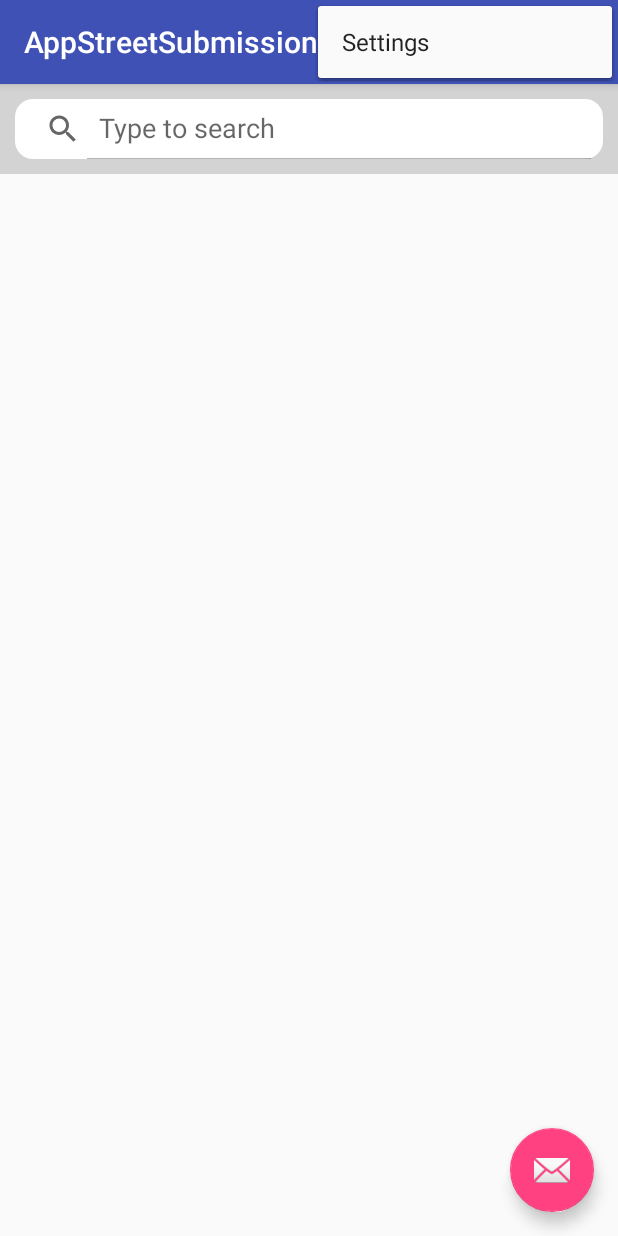
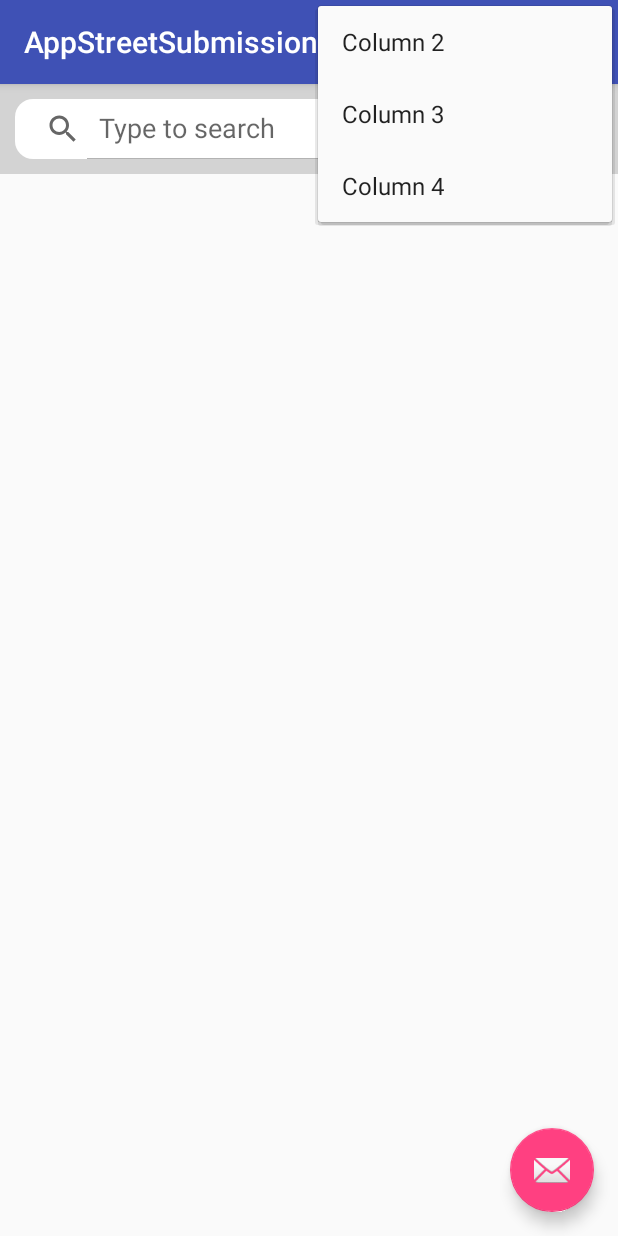
Before and after one commit to PrafullPandey/ImageSearch, an Android app: the screen it shows after launch (MainActivity), with the options menu open, on a phone screen of 412 x 824 dp. Run offline under Robolectric (Android 15) with nearby library versions, the phone set to English and light mode, and no system bars; our stand-ins replace Picasso; pictures from the network do not load.

Commit message:
multiple column option added from option menu

```diff
--- a/app/src/main/java/com/vaio/p2/appstreetsubmission/Adapter/ImageAdapter.java
+++ b/app/src/main/java/com/vaio/p2/appstreetsubmission/Adapter/ImageAdapter.java
@@ -20,10 +20,12 @@ public class ImageAdapter extends RecyclerView.Adapter<ImageAdapter.ImageViewHol
 
     ArrayList<String> urls ;
     Context context ;
+    int column ;
 
-    public ImageAdapter(ArrayList<String> urls, Context context) {
+    public ImageAdapter(ArrayList<String> urls, Context context, int column) {
         this.urls = urls;
         this.context = context;
+        this.column = column;
     }
 
     @Override
@@ -37,12 +39,13 @@ public class ImageAdapter extends RecyclerView.Adapter<ImageAdapter.ImageViewHol
     @Override
     public void onBindViewHolder(ImageViewHolder holder, int position) {
         String url = urls.get(position);
+        holder.image.setImageResource(0);
         holder.setImage(context ,url);
     }
 
     @Override
     public int getItemCount() {
-        return urls!=null?urls.size():0;
+        return urls!=null?urls.size()-urls.size()%column:0;
     }
 
     public void addItem(ArrayList<String> urls){
--- a/app/src/main/res/menu/menu_main.xml
+++ b/app/src/main/res/menu/menu_main.xml
@@ -3,8 +3,19 @@
     xmlns:tools="http://schemas.android.com/tools"
     tools:context="com.vaio.p2.appstreetsubmission.Activities.MainActivity">
     <item
-        android:id="@+id/action_settings"
+        android:id="@+id/column2"
         android:orderInCategory="100"
-        android:title="@string/action_settings"
+        android:title="Column 2"
         app:showAsAction="never" />
+    <item
+        android:id="@+id/column3"
+        android:orderInCategory="100"
+        android:title="Column 3"
+        app:showAsAction="never" />
+    <item
+        android:id="@+id/column4"
+        android:orderInCategory="100"
+        android:title="Column 4"
+        app:showAsAction="never" />
+
 </menu>
```
Also changed, not shown: app/src/main/java/com/vaio/p2/appstreetsubmission/Activities/MainActivity.java (+12 -4 lines).
